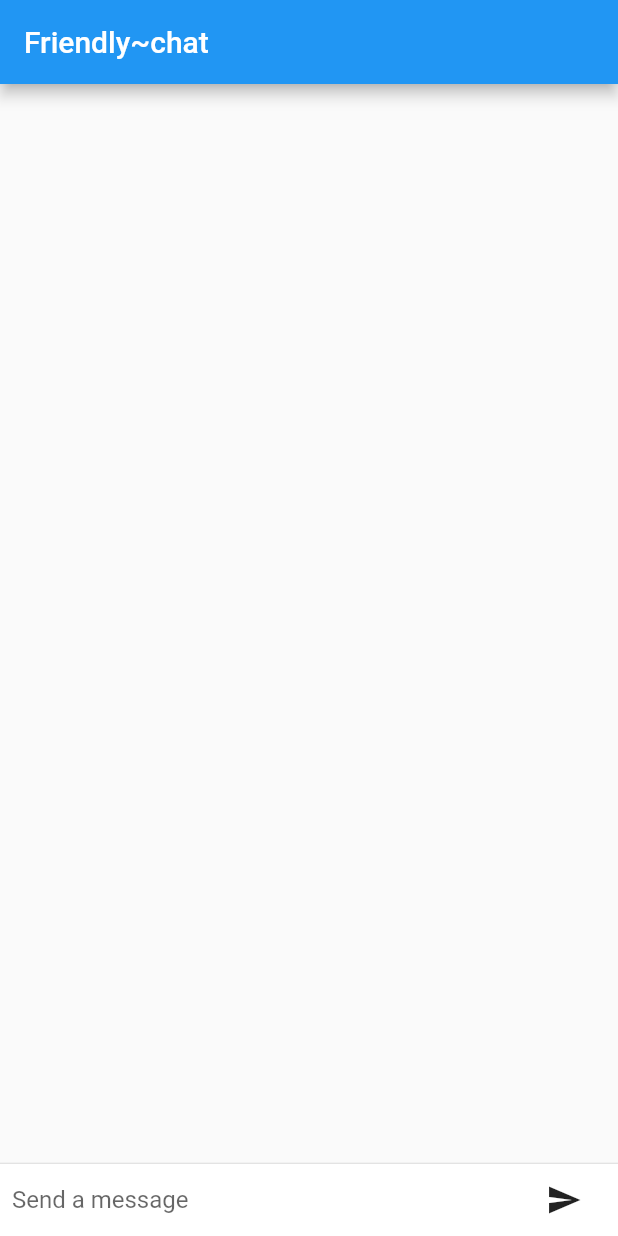
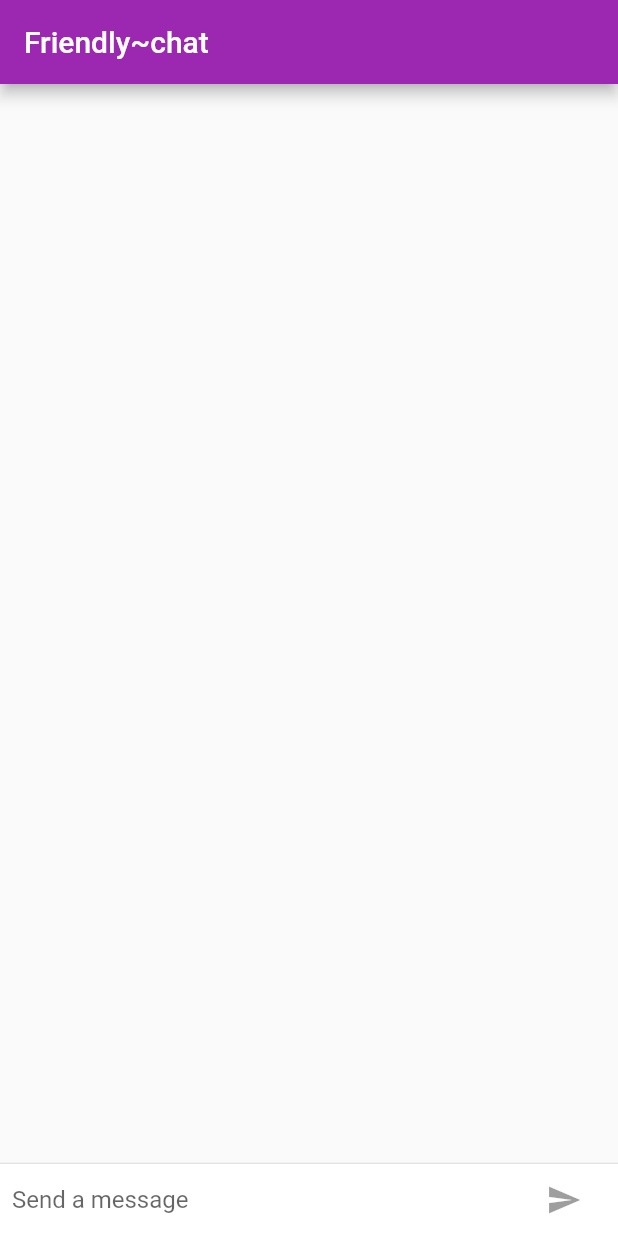
Before and after one commit to feudadrien/basicMyappFlutter, a Flutter app: the screen it shows after launch, on a phone screen of 412 x 824 dp. Run offline on Flutter 3.47's test engine with Material 2 defaults, Android fonts, the phone set to English and light mode, and no system bars.

Commit message:
Added theme Added Send and Icon for each

```diff
--- a/lib/main.dart
+++ b/lib/main.dart
@@ -1,5 +1,19 @@
 import 'package:flutter/material.dart';
+import 'package:flutter/foundation.dart';
+import 'package:flutter/cupertino.dart';
+
 const String _name = "Adrien Feudjio";
+
+final ThemeData kIOSTheme = new ThemeData(
+  primarySwatch: Colors.orange,
+  primaryColor: Colors.grey[100],
+  primaryColorBrightness: Brightness.light,
+);
+
+final ThemeData kAndroidTheme = new ThemeData(
+  primarySwatch: Colors.purple,
+  accentColor: Colors.orangeAccent[400],
+);
 
 void main() {
   runApp(new FriendlychatApp());
@@ -11,6 +25,9 @@ class FriendlychatApp extends StatelessWidget {
     return new MaterialApp(
       title: "Friendlychat",
       //theme: new ThemeData.dark(),
+      theme: defaultTargetPlatform == TargetPlatform.iOS
+      ? kIOSTheme
+      : kAndroidTheme,
       home: new ChatScreen(),
     );
   }
@@ -54,8 +71,12 @@ class ChatScreenState extends State<ChatScreen> with TickerProviderStateMixin {
   @override
   Widget build(BuildContext context) {
     return new Scaffold(
-      appBar: new AppBar(title: new Text("Friendly~chat")),
-      body: new Column(
+      appBar: new AppBar(
+          title: new Text("Friendly~chat"),
+      elevation: Theme.of(context).platform == TargetPlatform.iOS ? 0.0 : 4.0,
+      ),
+      body: Container(
+        child: new Column(
           children: <Widget>[
             new Flexible (
               child: new ListView.builder(
@@ -73,6 +94,14 @@ class ChatScreenState extends State<ChatScreen> with TickerProviderStateMixin {
               ),
             ],
         ),
+          decoration: Theme.of(context).platform == TargetPlatform.iOS
+              ? new BoxDecoration(
+            border: new Border(
+              top: new BorderSide(color: Colors.grey[200]),
+            ),
+          )
+        :
+          null),
     );
   }
 
@@ -96,9 +125,15 @@ class ChatScreenState extends State<ChatScreen> with TickerProviderStateMixin {
           ),
           new Container(
             margin: new EdgeInsets.symmetric(horizontal: 4.0),
-            child: new  IconButton(
+            child: Theme.of(context).platform == TargetPlatform.iOS ?
+            new CupertinoButton(
+              child: new Text("Send"),
+              onPressed: _isComposing ? () =>  _handleSubmitted(_textController.text) : null,)
+                :
+            new IconButton(
               icon: new Icon(Icons.send),
-                onPressed: () => _handleSubmitted(_textController.text)),
+              onPressed: _isComposing ? () =>  _handleSubmitted(_textController.text) : null,
+            )
           ),
         ],
       ),
```
Lines whose indentation alone changed are shown as unchanged.
